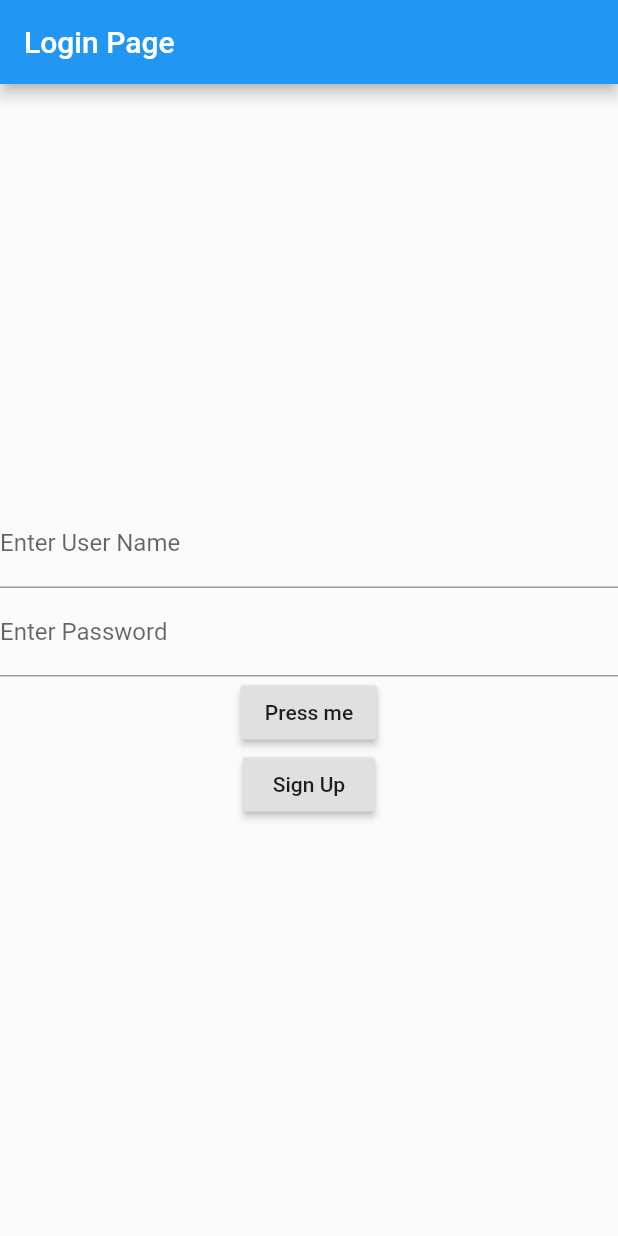
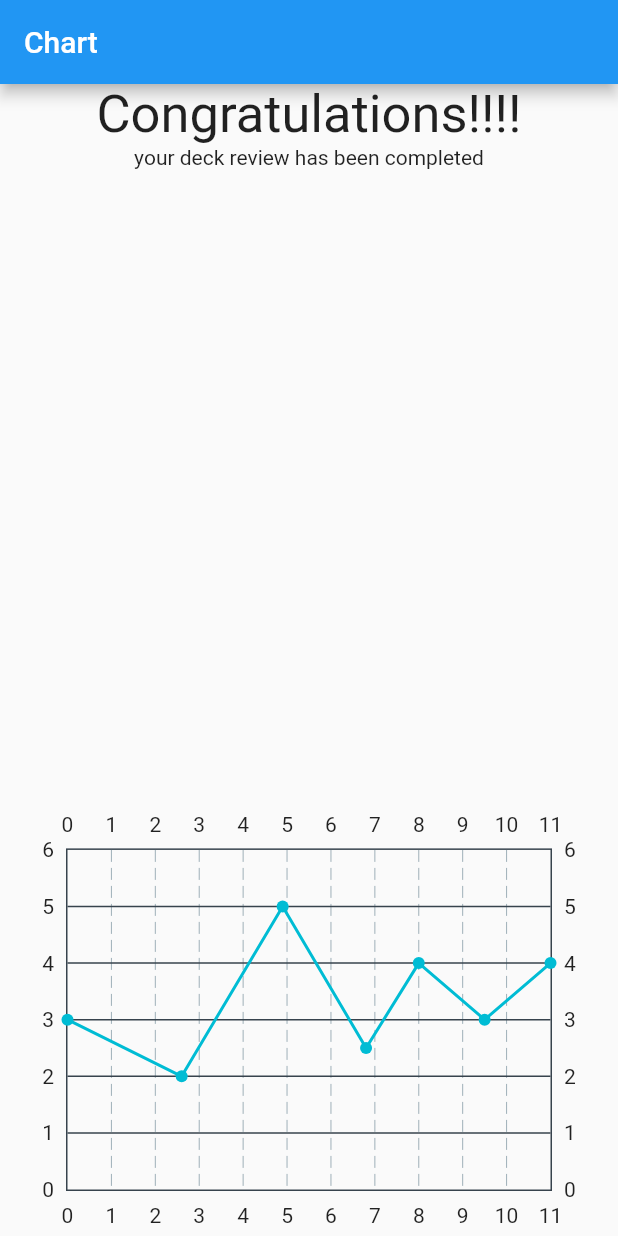
Before and after one commit to rohanakut/FlashcardsUsingFlutter, a Flutter app: the screen it shows after launch, on a phone screen of 412 x 824 dp. Run offline on Flutter 3.47's test engine with Material 2 defaults, Android fonts, the phone set to English and light mode, and no system bars; drawn by our look-alikes of fl_chart; our stand-ins replace delayed_display, fluttertoast, overlay_support, page_transition, sqflite; missing offline and left inert: translator; accounts and stored records are empty.

Commit message:
algorithm done. working on chart

```diff
--- a/flashcards/lib/cards/answer.dart
+++ b/flashcards/lib/cards/answer.dart
@@ -51,7 +51,7 @@ class Answer extends StatelessWidget {
                               onPressed: () {
                                 Navigator.pop(context, 2);
                                 // _answers.removeAt(0);
-                                _confidence[i] = 2;
+                                // _confidence[i] = 2;
                                 RenderNextElement(flag: 1)..dispatch(context);
                               },
                               child: Text("Ok"))),
@@ -60,7 +60,7 @@ class Answer extends StatelessWidget {
                               onPressed: () {
                                 Navigator.pop(context, 1);
                                 //_answers.removeAt(0);
-                                _confidence[i] = 1;
+                                // _confidence[i] = 1;
                                 RenderNextElement(flag: 1)..dispatch(context);
                               },
                               child: Text("Good")))
--- a/flashcards/lib/chart/simple_line_chart.dart
+++ b/flashcards/lib/chart/simple_line_chart.dart
@@ -0,0 +1,76 @@
+import 'package:fl_chart/fl_chart.dart';
+//import 'package:fl_line_chart_example/widget/line_titles.dart';
+import 'package:flutter/material.dart';
+
+class LineChartWidget extends StatelessWidget {
+  final List<Color> gradientColors = [
+    const Color(0xff23b6e6),
+    const Color(0xff02d39a),
+  ];
+
+  @override
+  Widget build(BuildContext context) => Scaffold(
+      appBar: AppBar(
+        title: Text("Chart"),
+      ),
+      body: Column(children: <Widget>[
+        Text(
+          "Congratulations!!!!",
+          style: TextStyle(fontSize: 35),
+        ),
+        Text("your deck review has been completed"),
+        Spacer(),
+        LineChart(
+          LineChartData(
+            minX: 0,
+            maxX: 11,
+            minY: 0,
+            maxY: 6,
+            //titlesData: LineTitles.getTitleData(),
+            gridData: FlGridData(
+              show: true,
+              getDrawingHorizontalLine: (value) {
+                return FlLine(
+                  color: const Color(0xff37434d),
+                  strokeWidth: 1,
+                );
+              },
+              // drawVerticalLine: true,
+              // getDrawingVerticalLine: (value) {
+              //   return FlLine(
+              //     color: const Color(0xff37434d),
+              //     strokeWidth: 1,
+              //   );
+              // },
+            ),
+            borderData: FlBorderData(
+              show: true,
+              border: Border.all(color: const Color(0xff37434d), width: 1),
+            ),
+            lineBarsData: [
+              LineChartBarData(
+                spots: [
+                  FlSpot(0, 3),
+                  FlSpot(2.6, 2),
+                  FlSpot(4.9, 5),
+                  FlSpot(6.8, 2.5),
+                  FlSpot(8, 4),
+                  FlSpot(9.5, 3),
+                  FlSpot(11, 4),
+                ],
+                // isCurved: true,
+                // colors: gradientColors,
+                //barWidth: 5,
+                // dotData: FlDotData(show: false),
+                // belowBarData: BarAreaData(
+                //   show: true,
+                //   colors: gradientColors
+                //       .map((color) => color.withOpacity(0.3))
+                //       .toList(),
+                // ),
+              ),
+            ],
+          ),
+        )
+      ]));
+}
--- a/flashcards/lib/main.dart
+++ b/flashcards/lib/main.dart
@@ -5,6 +5,7 @@ import 'package:flashcards/animation/sliding_animation.dart';
 import 'package:flashcards/cards/answer.dart';
 import 'package:flashcards/cards/face_card.dart';
 import 'package:flashcards/cards/new_card.dart';
+import 'package:flashcards/chart/simple_line_chart.dart';
 import 'package:flashcards/database/loaded_values.dart';
 import 'package:flashcards/deck_inside/show_cards.dart';
 import 'package:flashcards/decks/deck_list.dart';
@@ -33,9 +34,10 @@ class MyApp extends StatelessWidget {
     //return new MaterialApp(home: ToDoList());
     //return new MaterialApp(home: FaceCard(_questions, _answers, _confidence));
     //return new MaterialApp(home: ShowCards(_questions));
-    return new MaterialApp(home: LoginPage());
+    //return new MaterialApp(home: LoginPage());
     //return new MaterialApp(home: LoadedValues());
     // return new MaterialApp(home: NewCard());
+    return new MaterialApp(home: LineChartWidget());
   }
 }
 
--- a/flashcards/pubspec.yaml
+++ b/flashcards/pubspec.yaml
@@ -31,6 +31,7 @@ dependencies:
   page_transition:
   charts_flutter:
   translator:
+  fl_chart:
 
   # The following adds the Cupertino Icons font to your application.
   # Use with the CupertinoIcons class for iOS style icons.
```
Also changed, not shown: flashcards/lib/cards/face_card.dart (+82 -5 lines), flashcards/pubspec.lock.
